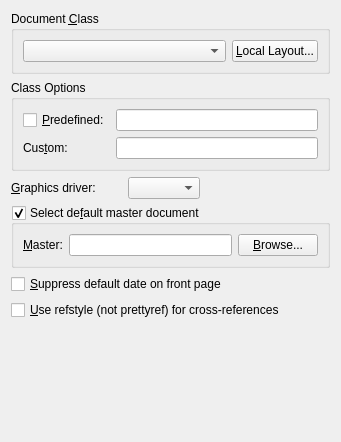
Before: the Qt Designer form src/frontends/qt/ui/LaTeXUi.ui in cburschka/lyx, drawn with Qt 5.
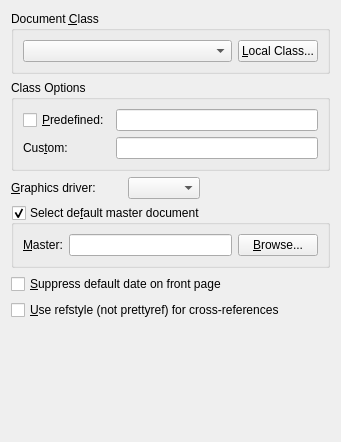
After: the same form once the commit is applied. Custom widgets are drawn as their Qt base class.

Commit message:
Change "Local Layout" button to "Local Class".
This is for choosing a local document class/layout file. The tooltip
uses the 'class' language already, and "Local Layout" conflicts with
the way that term is used elsewhere in the dialog.

```diff
--- a/src/frontends/qt/ui/LaTeXUi.ui
+++ b/src/frontends/qt/ui/LaTeXUi.ui
@@ -48,7 +48,7 @@
          <string>Click to select a local document class definition file</string>
         </property>
         <property name="text">
-         <string>&amp;Local Layout...</string>
+         <string>&amp;Local Class...</string>
         </property>
        </widget>
       </item>
```
